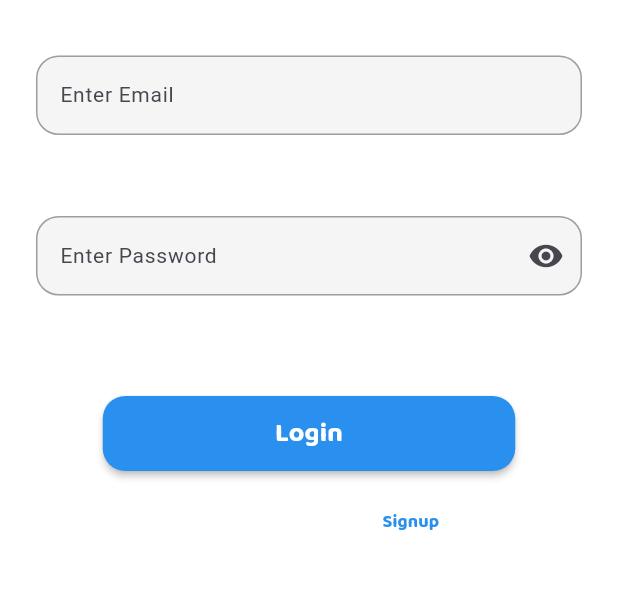
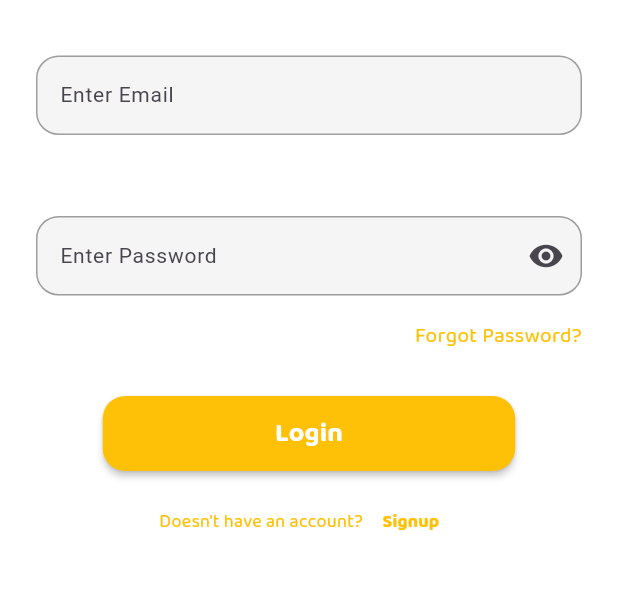
Before and after one commit to lansoyyy/esti, a Flutter app: the screen it shows after launch, on a phone screen of 412 x 824 dp, the part 537-1126 px from its top. Run offline on Flutter 3.47's test engine with Material 3 defaults, Android fonts, the phone set to English and light mode, and no system bars; our stand-ins replace cloud_firestore, firebase_auth, firebase_core, fluttertoast; accounts and stored records are empty; Roboto replaces fonts that are missing (QRegular).

Commit message:
fixed auth ui

```diff
--- a/lib/screens/auth/login_screen.dart
+++ b/lib/screens/auth/login_screen.dart
@@ -116,6 +116,7 @@ class _LoginScreenState extends State<LoginScreen> {
                   mainAxisAlignment: MainAxisAlignment.center,
                   children: [
                     TextWidget(
+                      color: Colors.amber,
                       text: "Doesn't have an account?",
                       fontSize: 12,
                     ),
@@ -125,7 +126,7 @@ class _LoginScreenState extends State<LoginScreen> {
                             builder: (context) => const SignupScreen()));
                       },
                       child: TextWidget(
-                        color: primary,
+                        color: Colors.amber,
                         fontFamily: 'Bold',
                         text: "Signup",
                         fontSize: 12,
--- a/lib/utils/colors.dart
+++ b/lib/utils/colors.dart
@@ -2,7 +2,7 @@ import 'dart:ui';
 
 import 'package:flutter/material.dart';
 
-const primary = Color(0xff2A90EF);
+const primary = Colors.amber;
 
 var secondary = const Color(0xffA7E6FF);
 
--- a/lib/widgets/text_widget.dart
+++ b/lib/widgets/text_widget.dart
@@ -20,7 +20,7 @@ class TextWidget extends StatelessWidget {
       this.isBold = false,
       required this.text,
       required this.fontSize,
-      this.color = Colors.white,
+      this.color = Colors.amber,
       this.fontFamily = 'Regular'});
 
   @override
```
